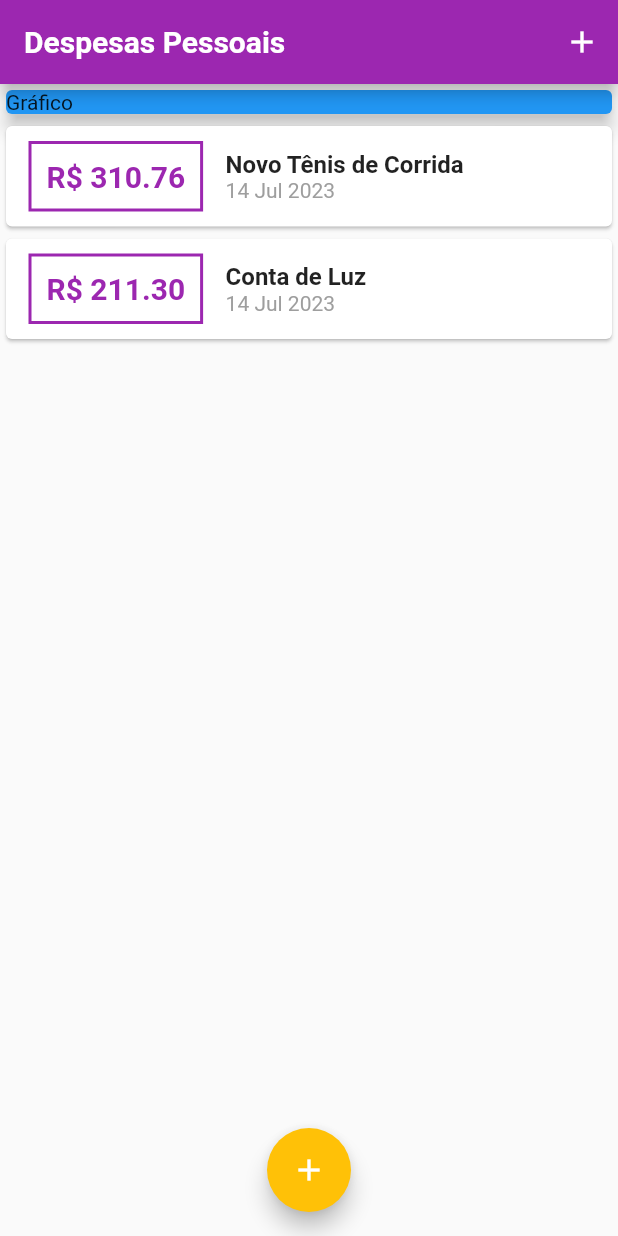
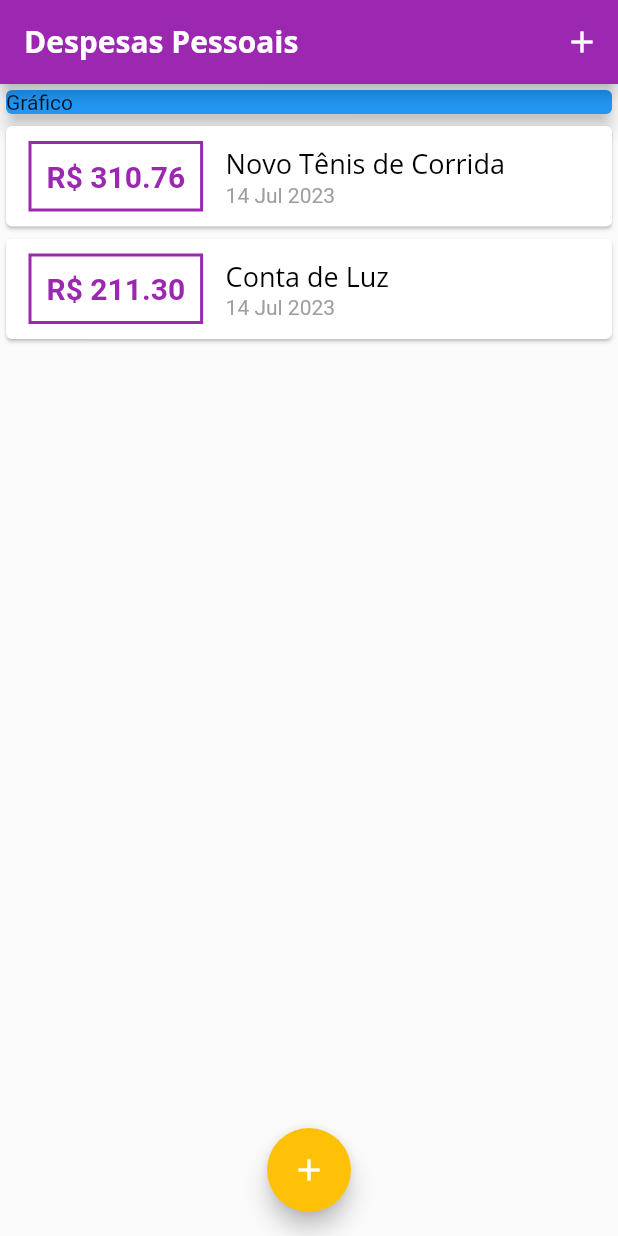
Before and after one commit to marcelinx/expensesApp, a Flutter app: the screen it shows after launch, on a phone screen of 412 x 824 dp. Run offline on Flutter 3.47's test engine with Material 2 defaults, Android fonts, the phone set to English and light mode, and no system bars.

Commit message:
added personalized fonts and theme

```diff
--- a/lib/components/transaction_list.dart
+++ b/lib/components/transaction_list.dart
@@ -44,10 +44,7 @@ class TransactionList extends StatelessWidget {
                   children: [
                     Text(
                       tr.title,
-                      style: const TextStyle(
-                        fontSize: 16,
-                        fontWeight: FontWeight.bold,
-                      ),
+                      style: Theme.of(context).textTheme.headline6,
                     ),
                     Text(
                       DateFormat('d MMM y').format(tr.date),
--- a/lib/main.dart
+++ b/lib/main.dart
@@ -1,32 +1,33 @@
+import 'package:expenses/components/transaction_form.dart';
 import 'package:flutter/material.dart';
 import 'dart:math';
-import './components/transaction_form.dart';
-import './components/transaction_list.dart';
+import 'components/transaction_list.dart';
 import 'models/transaction.dart';
 
 main() => runApp(ExpensesApp());
 
 class ExpensesApp extends StatelessWidget {
+  ExpensesApp({Key? key}) : super(key: key);
+  final ThemeData tema = ThemeData();
+
   @override
   Widget build(BuildContext context) {
-    final ThemeData tema = ThemeData();
-
     return MaterialApp(
-      home: MyHomePage(),
+      home: const MyHomePage(),
       theme: tema.copyWith(
         colorScheme: tema.colorScheme.copyWith(
           primary: Colors.purple,
           secondary: Colors.amber,
         ),
         textTheme: tema.textTheme.copyWith(
-          headline6: TextStyle(
+          headline6: const TextStyle(
             fontFamily: 'OpenSans',
             fontSize: 18,
-            fontWeight: FontWeight.bold,
+            fontWeight: FontWeight.normal,
             color: Colors.black,
           ),
         ),
-        appBarTheme: AppBarTheme(
+        appBarTheme: const AppBarTheme(
           titleTextStyle: TextStyle(
             fontFamily: 'OpenSans',
             fontSize: 20,
@@ -39,8 +40,10 @@ class ExpensesApp extends StatelessWidget {
 }
 
 class MyHomePage extends StatefulWidget {
+  const MyHomePage({Key? key}) : super(key: key);
+
   @override
-  _MyHomePageState createState() => _MyHomePageState();
+  State<MyHomePage> createState() => _MyHomePageState();
 }
 
 class _MyHomePageState extends State<MyHomePage> {
@@ -87,10 +90,10 @@ class _MyHomePageState extends State<MyHomePage> {
   Widget build(BuildContext context) {
     return Scaffold(
       appBar: AppBar(
-        title: Text('Despesas Pessoais'),
-        actions: <Widget>[
+        title: const Text('Despesas Pessoais'),
+        actions: [
           IconButton(
-            icon: Icon(Icons.add),
+            icon: const Icon(Icons.add),
             onPressed: () => _openTransactionFormModal(context),
           ),
         ],
@@ -98,9 +101,8 @@ class _MyHomePageState extends State<MyHomePage> {
       body: SingleChildScrollView(
         child: Column(
           crossAxisAlignment: CrossAxisAlignment.stretch,
-          children: <Widget>[
-            Container(
-              width: double.infinity,
+          children: [
+            const SizedBox(
               child: Card(
                 color: Colors.blue,
                 child: Text('Gráfico'),
@@ -112,7 +114,7 @@ class _MyHomePageState extends State<MyHomePage> {
         ),
       ),
       floatingActionButton: FloatingActionButton(
-        child: Icon(Icons.add),
+        child: const Icon(Icons.add),
         onPressed: () => _openTransactionFormModal(context),
       ),
       floatingActionButtonLocation: FloatingActionButtonLocation.centerFloat,
```
Also changed, not shown: pubspec.yaml (+12 -7 lines), assets/fonts/OpenSans-Bold.ttf (added), assets/fonts/OpenSans-Regular.ttf (added), assets/fonts/Quicksand-Bold.ttf (added), assets/fonts/Quicksand-Light.ttf (added), assets/fonts/Quicksand-Medium.ttf (added), assets/fonts/Quicksand-Regular.ttf (added), pubspec.lock.
